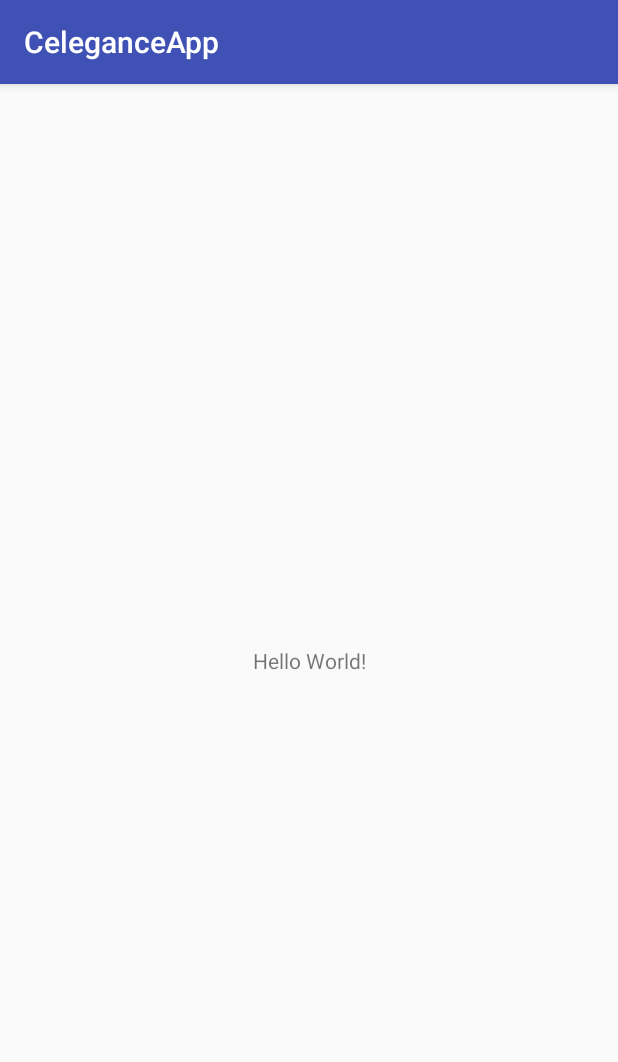
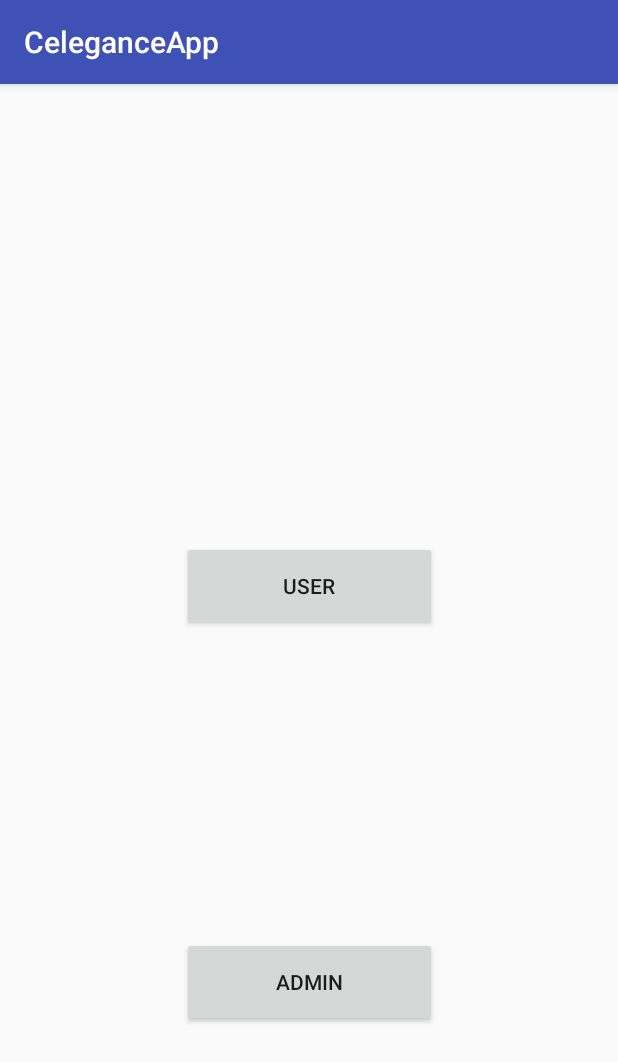
Before and after one commit to DevHub-appDevelopment/CeleganceApp, an Android app: the screen it shows after launch (MainActivity), on a phone screen of 412 x 824 dp. Shown: the top 1062 px of the screen. Run offline under Robolectric (Android 15) with nearby library versions, the phone set to English and light mode, and no system bars.

Commit message:
New Activity Added

```diff
--- a/app/src/main/java/com/example/sujit/celeganceapp/MainActivity.java
+++ b/app/src/main/java/com/example/sujit/celeganceapp/MainActivity.java
@@ -1,14 +1,28 @@
 package com.example.sujit.celeganceapp;
 
+import android.content.Intent;
 import android.support.v7.app.AppCompatActivity;
 import android.os.Bundle;
+import android.view.View;
+import android.widget.Button;
 
 public class MainActivity extends AppCompatActivity {
-
+    Button userBtn;
+    Button adminBtn;
     @Override
     protected void onCreate(Bundle savedInstanceState) {
         super.onCreate(savedInstanceState);
         setContentView(R.layout.activity_main);
+        adminBtn = (Button)findViewById(R.id.adminButton);
+        adminBtn.setOnClickListener(new View.OnClickListener() {
+            @Override
+            public void onClick(View view) {
+                Intent intent = new Intent(MainActivity.this,AdminPanel.class);
+                startActivity(intent);
+            }
+        });
+
         //This is just a test
     }
+
 }
--- a/app/src/main/res/layout/activity_main.xml
+++ b/app/src/main/res/layout/activity_main.xml
@@ -6,13 +6,35 @@
     android:layout_height="match_parent"
     tools:context="com.example.sujit.celeganceapp.MainActivity">
 
-    <TextView
-        android:layout_width="wrap_content"
-        android:layout_height="wrap_content"
-        android:text="Hello World!"
+    <Button
+        android:id="@+id/adminButton"
+        android:layout_width="170dp"
+        android:layout_height="60dp"
+        android:layout_marginBottom="139dp"
+        android:layout_marginEnd="148dp"
+        android:layout_marginStart="148dp"
+        android:layout_marginTop="324dp"
+
+        android:text="@string/admin"
         app:layout_constraintBottom_toBottomOf="parent"
-        app:layout_constraintLeft_toLeftOf="parent"
-        app:layout_constraintRight_toRightOf="parent"
-        app:layout_constraintTop_toTopOf="parent" />
+        app:layout_constraintEnd_toEndOf="parent"
+        app:layout_constraintStart_toStartOf="parent"
+        app:layout_constraintTop_toTopOf="parent"
+        app:layout_constraintVertical_bias="1.0" />
+
+    <Button
+        android:id="@+id/userButton"
+        android:layout_width="170dp"
+        android:layout_height="60dp"
+        android:layout_marginBottom="85dp"
+        android:layout_marginEnd="148dp"
+        android:layout_marginStart="148dp"
+        android:layout_marginTop="185dp"
+        android:text="@string/users"
+        app:layout_constraintBottom_toTopOf="@+id/adminButton"
+        app:layout_constraintEnd_toEndOf="parent"
+        app:layout_constraintStart_toStartOf="parent"
+        app:layout_constraintTop_toTopOf="parent"
+        />
 
 </android.support.constraint.ConstraintLayout>
--- /dev/null
+++ b/app/src/main/res/layout/admin_panel.xml
@@ -0,0 +1,6 @@
+<?xml version="1.0" encoding="utf-8"?>
+<android.support.constraint.ConstraintLayout
+    xmlns:android="http://schemas.android.com/apk/res/android" android:layout_width="match_parent"
+    android:layout_height="match_parent">
+
+</android.support.constraint.ConstraintLayout>
--- a/app/src/main/res/values/strings.xml
+++ b/app/src/main/res/values/strings.xml
@@ -1,3 +1,6 @@
 <resources>
     <string name="app_name">CeleganceApp</string>
+    <string name="admin">ADMIN</string>>
+    <string name="users">USER</string>
+    <string name="sendVerification">SEND VERIFICATION</string>
 </resources>
```
Also changed, not shown: app/build.gradle (+4 -3 lines), app/src/main/AndroidManifest.xml (+7 -0 lines), app/src/main/java/com/example/sujit/celeganceapp/AdminAuth.java (added, +117 -0 lines), app/src/main/java/com/example/sujit/celeganceapp/AdminPanel.java (added, +54 -0 lines), app/src/main/res/layout/admin_auth.xml (added, +58 -0 lines).
